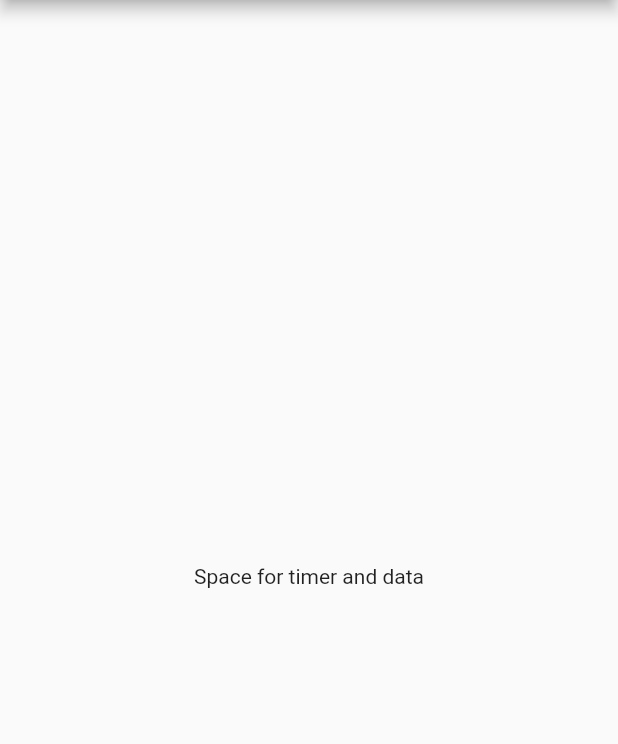
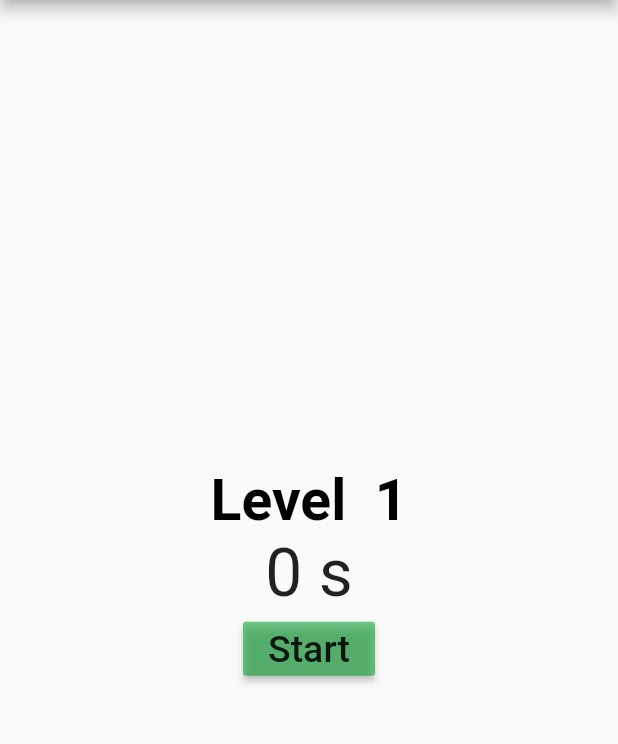
Before and after one commit to aljazsustar/beep_test, a Flutter app: the screen it shows after launch, on a phone screen of 412 x 824 dp, the part 84-828 px from its top. Run offline on Flutter 3.47's test engine with Material 2 defaults, Android fonts, the phone set to English and light mode, and no system bars.

Commit message:
added basic styles

```diff
--- a/lib/main.dart
+++ b/lib/main.dart
@@ -22,34 +22,54 @@ class MyApp extends StatelessWidget {
             centerTitle: true,
           ),
           body: TimerHomePage(),
-      )
-    );
+        ));
   }
 }
 
 class TimerHomePage extends StatefulWidget {
-  TimerHomePage({Key key}): super(key: key);
+  TimerHomePage({Key key}) : super(key: key);
 
   @override
   _TimerHomePageState createState() => _TimerHomePageState();
 }
 
-Future<List<Level>> loadJson() async{
-  final json = await rootBundle.loadString('assets/levels.json').then((value) => jsonDecode(value));
+Future<List<Level>> loadJson() async {
+  final json = await rootBundle
+      .loadString('assets/levels.json')
+      .then((value) => jsonDecode(value));
   return json.map<Level>((json) => Level.fromJson(json)).toList();
 }
 
-
-
 class _TimerHomePageState extends State<TimerHomePage> {
   int _level = 1;
-  int _time = 0;
+  num _time = 0;
+
+  void _startTimer() {
+
+  }
 
   @override
   Widget build(BuildContext context) {
-    print(loadJson());
     return Scaffold(
-      body: Center(child: Text("Space for timer and data"),),
+      body: Center(
+          child: Column(
+        mainAxisAlignment: MainAxisAlignment.center,
+        children: <Widget>[
+          Text(
+            'Level  $_level',
+            style: TextStyle(
+                color: Colors.black, fontWeight: FontWeight.bold, fontSize: 38),
+          ),
+          Text(
+            '$_time s',
+            style: TextStyle(fontSize: 44),
+          ),
+          MaterialButton(onPressed: () => _startTimer(),
+          child: Text('Start', style: TextStyle(fontSize: 25)),
+            color: Color.fromRGBO(19, 168, 58, .6),
+          )
+        ],
+      )),
     );
   }
 }
```
Lines whose indentation alone changed are shown as unchanged.
